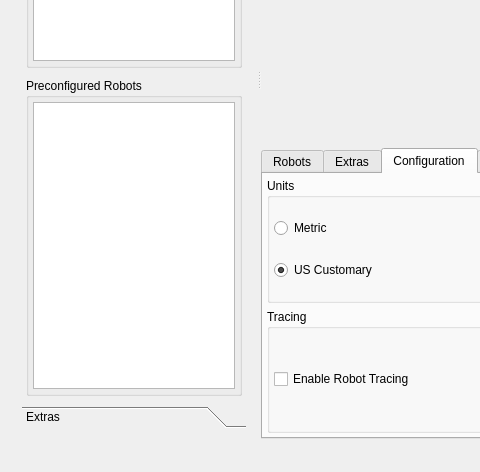
The window that forms/mainwindow.ui (gucwakj/RoboSim) describes before a commit, drawn with Qt 5; both pictures show x 0 to 480 and y 309 to 781 of the 912 by 781 pixel window.
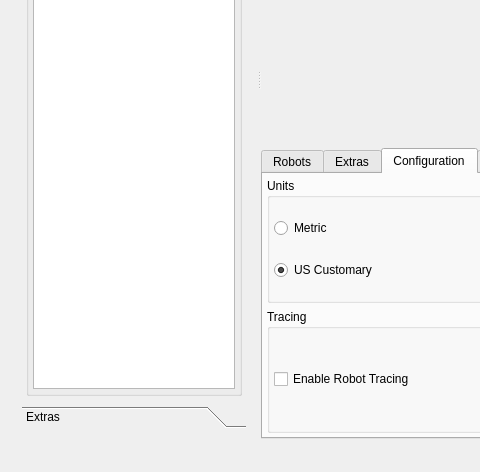
The same window after the commit. The open tabs and pages were chosen to show the change. Custom widgets are drawn as their Qt base class.

Commit message: remove preconfigured robots from this version

Patch:
```diff
--- a/forms/mainwindow.ui
+++ b/forms/mainwindow.ui
@@ -205,82 +205,6 @@
               </layout>
              </widget>
             </item>
-            <item>
-             <widget class="QGroupBox" name="group_preconfig">
-              <property name="title">
-               <string>Preconfigured Robots</string>
-              </property>
-              <layout class="QVBoxLayout" name="verticalLayout_8">
-               <property name="spacing">
-                <number>4</number>
-               </property>
-               <property name="margin">
-                <number>4</number>
-               </property>
-               <item>
-                <widget class="QListWidget" name="list_preconfig">
-                 <property name="editTriggers">
-                  <set>QAbstractItemView::NoEditTriggers</set>
-                 </property>
-                 <property name="showDropIndicator" stdset="0">
-                  <bool>false</bool>
-                 </property>
-                 <property name="dragEnabled">
-                  <bool>true</bool>
-                 </property>
-                 <property name="dragDropMode">
-                  <enum>QAbstractItemView::NoDragDrop</enum>
-                 </property>
-                 <property name="defaultDropAction">
-                  <enum>Qt::CopyAction</enum>
-                 </property>
-                 <property name="alternatingRowColors">
-                  <bool>true</bool>
-                 </property>
-                 <property name="iconSize">
-                  <size>
-                   <width>64</width>
-                   <height>64</height>
-                  </size>
-                 </property>
-                 <property name="movement">
-                  <enum>QListView::Static</enum>
-                 </property>
-                 <property name="flow">
-                  <enum>QListView::LeftToRight</enum>
-                 </property>
-                 <property name="isWrapping" stdset="0">
-                  <bool>true</bool>
-                 </property>
-                 <property name="resizeMode">
-                  <enum>QListView::Adjust</enum>
-                 </property>
-                 <property name="spacing">
-                  <number>4</number>
-                 </property>
-                 <property name="gridSize">
-                  <size>
-                   <width>150</width>
-                   <height>68</height>
-                  </size>
-                 </property>
-                 <property name="viewMode">
-                  <enum>QListView::ListMode</enum>
-                 </property>
-                 <property name="uniformItemSizes">
-                  <bool>false</bool>
-                 </property>
-                 <property name="wordWrap">
-                  <bool>true</bool>
-                 </property>
-                 <property name="selectionRectVisible">
-                  <bool>true</bool>
-                 </property>
-                </widget>
-               </item>
-              </layout>
-             </widget>
-            </item>
            </layout>
           </widget>
           <widget class="QWidget" name="extras">
```
Left out of the diff: 2 changed lines with no effect on the pictures. The commit also changes 1 other file.
